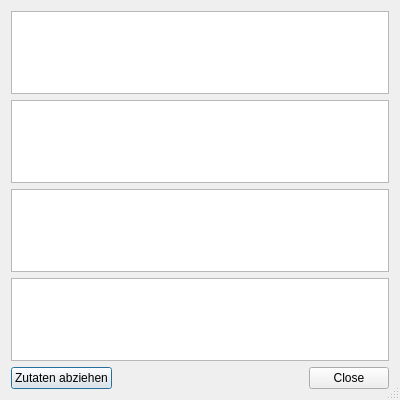
Old version of the form kleiner-brauhelfer/dialogs/dlgrohstoffeabziehen.ui in the repository kleiner-brauhelfer/kleiner-brauhelfer-2.
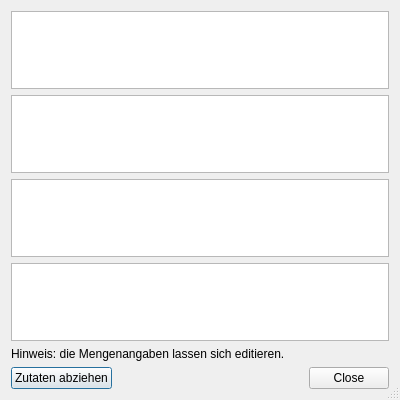
New version of the form. Custom widgets are drawn as their Qt base class.

Commit message: Bei "Sud gebraut zurücksetzen", "Hefe Zugabe zurücksetzen" und "Weitere Zutaten Zugabe zurücksetzen" lassen sich die Zutaten ins Lager zurücksetzen

What changed in the file:
```diff
--- a/kleiner-brauhelfer/dialogs/dlgrohstoffeabziehen.ui
+++ b/kleiner-brauhelfer/dialogs/dlgrohstoffeabziehen.ui
@@ -63,6 +63,13 @@
      </attribute>
     </widget>
    </item>
+   <item>
+    <widget class="QLabel" name="label">
+     <property name="text">
+      <string>Hinweis: die Mengenangaben lassen sich editieren.</string>
+     </property>
+    </widget>
+   </item>
    <item>
     <layout class="QHBoxLayout" name="horizontalLayout">
      <item>
```
The commit also changes 9 other files.
